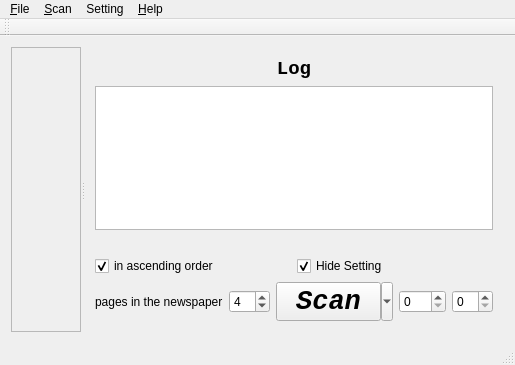
winorun/MzScan, file src/mainwindow.ui: the form before one commit.
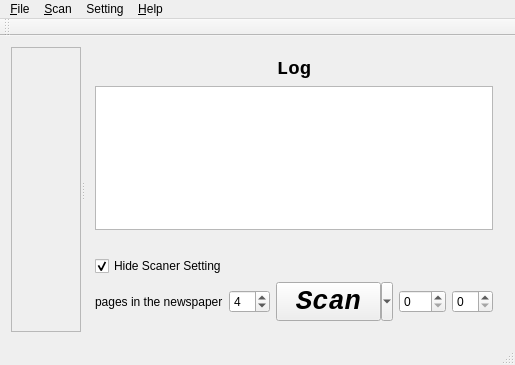
The form after the commit. Custom widgets are drawn as their Qt base class.

Commit message: Добавлен порядок сканирования Архив

```diff
--- a/src/mainwindow.ui
+++ b/src/mainwindow.ui
@@ -153,20 +153,10 @@
         </item>
         <item>
          <layout class="QHBoxLayout" name="horizontalLayout_3">
-          <item>
-           <widget class="QCheckBox" name="checkBox">
-            <property name="text">
-             <string>in ascending order</string>
-            </property>
-            <property name="checked">
-             <bool>true</bool>
-            </property>
-           </widget>
-          </item>
           <item>
            <widget class="QCheckBox" name="hideSetting">
             <property name="text">
-             <string>Hide Setting</string>
+             <string>Hide Scaner Setting</string>
             </property>
             <property name="checked">
              <bool>true</bool>
```
Left out of the diff: 42 changed lines with no effect on the pictures. The commit also changes 2 other files.
